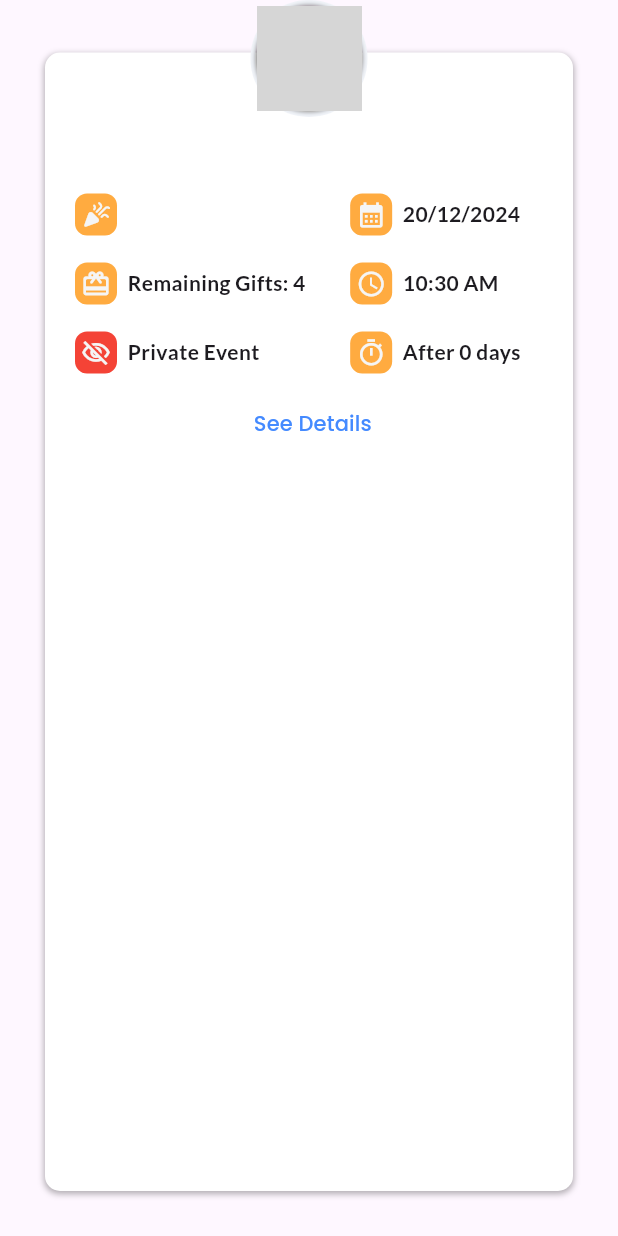
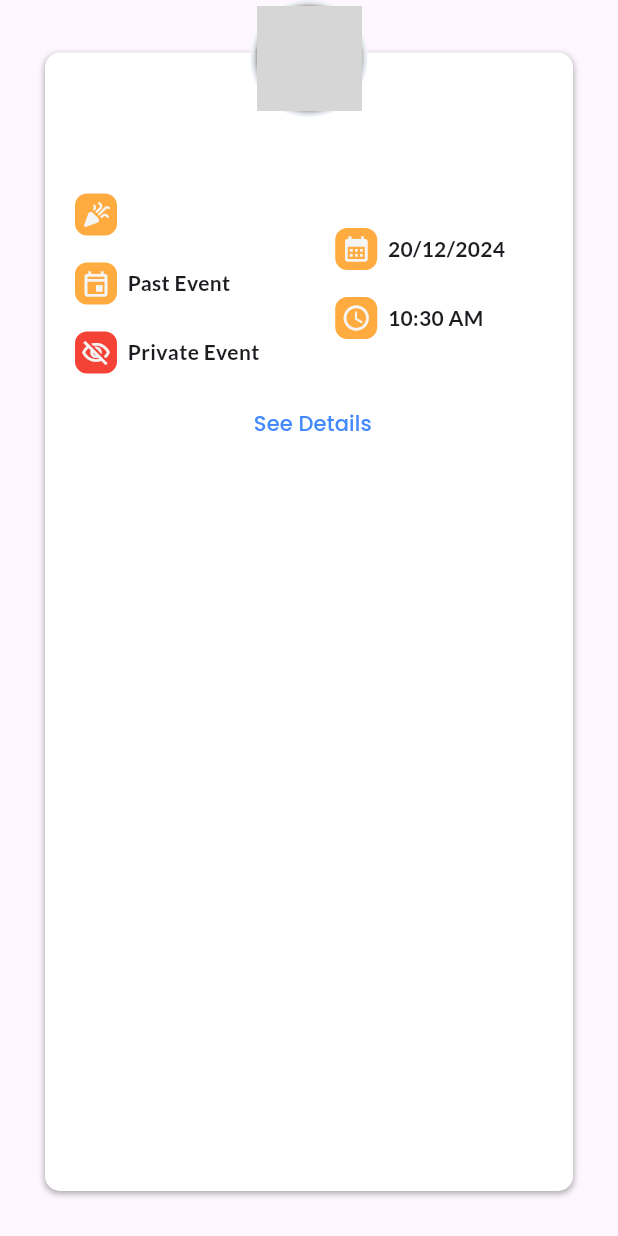
Before and after one commit to Kerolos-Noshy/Gift-Planner-Hedieaty, a Flutter app: the EventCardBig widget shown alone on an empty page, opened directly with empty values, on a phone screen of 412 x 824 dp. Run offline on Flutter 3.47's test engine with Material 3 defaults, Android fonts, the phone set to English and light mode, and no system bars; our stand-ins replace cloud_firestore, firebase_auth, firebase_core, fluentui_icons, google_fonts, google_nav_bar and 1 more; accounts and stored records are empty; grey boxes are pictures that could not be loaded.

Commit message:
update UI

```diff
--- a/lib/widgets/event_card_big.dart
+++ b/lib/widgets/event_card_big.dart
@@ -79,11 +79,64 @@ class _EventCardBigState extends State<EventCardBig> {
                             text: widget.event.eventType
                         ),
                         // TODO: create a function that return the number of the remaining gifts of event
-                        const EventCardFieldSmall(
-                            ico: Icons.card_giftcard_rounded,
-                            text: "Remaining Gifts: 4"
+                        // widget.event.isPublic?
+                        // FutureBuilder(
+                        //     future: GiftService.countUnPledgedGifts(widget.event.userId, widget.event.documentId!),
+                        //     builder: (context, snapshot) {
+                        //       if (snapshot.connectionState ==
+                        //           ConnectionState.waiting) {
+                        //         return const Center(
+                        //             child: CircularProgressIndicator());
+                        //       } else if (snapshot.hasError) {
+                        //         return Center(child: Text(
+                        //             'Error: ${snapshot.error}'));
+                        //       } else if (!snapshot.hasData ||
+                        //           snapshot.data == null) {
+                        //         return const Center(
+                        //             child: const EventCardFieldSmall(
+                        //             ico: Icons.card_giftcard_rounded,
+                        //             text: "Remaining Gifts: 0"
+                        //           )
+                        //         );
+                        //       } else {
+                        //         return EventCardFieldSmall(
+                        //             ico: Icons.card_giftcard_rounded,
+                        //             text: "Remaining Gifts: ${snapshot.data}"
+                        //         );
+                        //       }
+                        //     }
+                        // )
+                        // :FutureBuilder(
+                        //     future: GiftRepository().getGiftsCountByEventId(widget.event.id!),
+                        //     builder: (context, snapshot) {
+                        //       if (snapshot.connectionState ==
+                        //           ConnectionState.waiting) {
+                        //         return const Center(
+                        //             child: CircularProgressIndicator());
+                        //       } else if (snapshot.hasError) {
+                        //         return Center(child: Text(
+                        //             'Error: ${snapshot.error}'));
+                        //       } else if (!snapshot.hasData ||
+                        //           snapshot.data == null) {
+                        //         return const Center(
+                        //             child: const EventCardFieldSmall(
+                        //                 ico: Icons.card_giftcard_rounded,
+                        //                 text: "Remaining Gifts: 0"
+                        //             )
+                        //         );
+                        //       } else {
+                        //         return EventCardFieldSmall(
+                        //             ico: Icons.card_giftcard_rounded,
+                        //             text: "Remaining Gifts: ${snapshot.data}"
+                        //         );
+                        //       }
+                        //     }
+                        // ),
+                        EventCardFieldSmall(
+                          ico: Icons.event_outlined,
+                          text: widget.event.date.isAfter(DateTime.now())? "Upcoming Event": "Past Event",
+                          // icon_bg_color: widget.event.isPublic?Colors.orange:Colors.red,
                         ),
-                        // TODO: add a condition for event status (private or public)
                         widget.event.isPublic ?
                         const EventCardFieldSmall(
                           ico: Icons.visibility_outlined,
@@ -118,10 +171,11 @@ class _EventCardBigState extends State<EventCardBig> {
                                 minute: widget.event.date.minute
                             ).format(context),
                         ),
+                        calculateDaysDifference(widget.event.date) >= 1?
                         EventCardFieldSmall(
                           ico: Icons.timer_outlined,
                           text: "After ${calculateDaysDifference(widget.event.date).toString()} days",
-                        ),
+                        ): const SizedBox()
                       ],
                     ),
                     const SizedBox(width: 10,),
```
